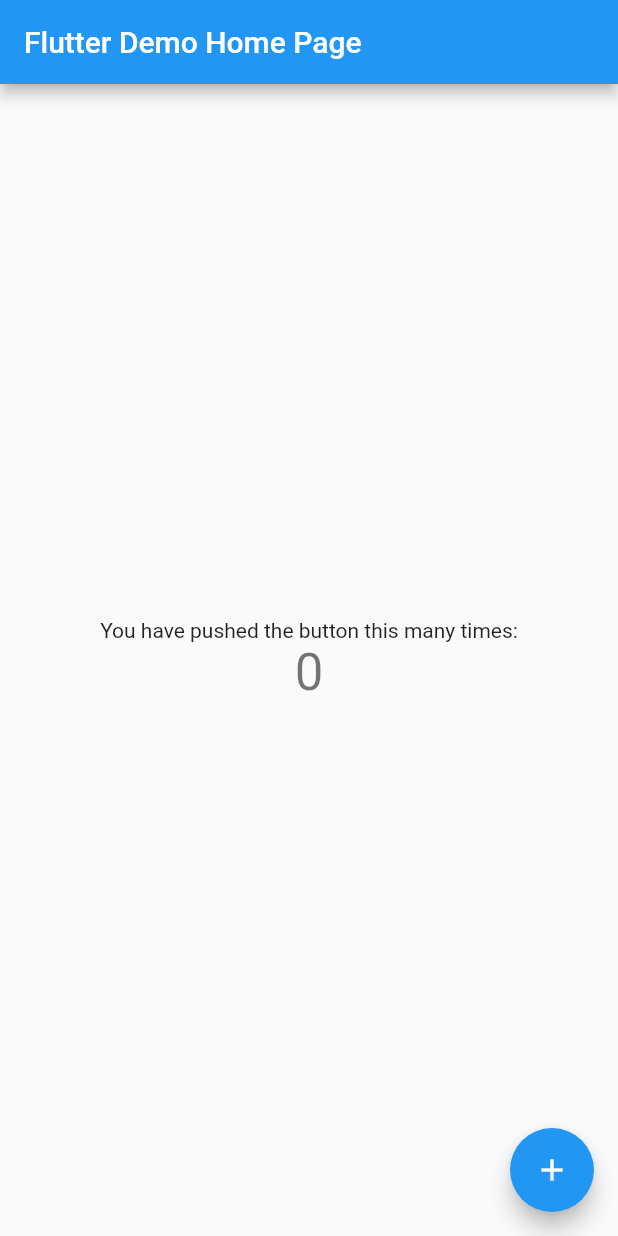
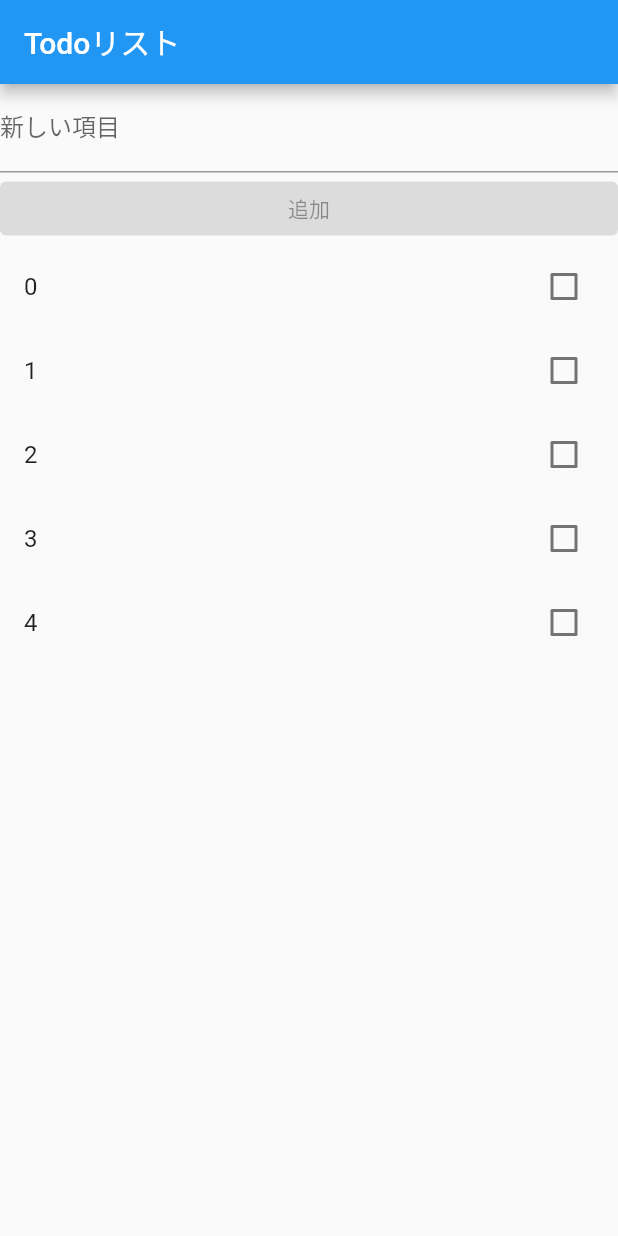
Before and after one commit to fujipon1126/first_flutter, a Flutter app: the screen it shows after launch, on a phone screen of 412 x 824 dp. Run offline on Flutter 3.47's test engine with Material 2 defaults, Android fonts, the phone set to English and light mode, and no system bars.

Commit message:
Todoリスト作成

```diff
--- a/lib/main.dart
+++ b/lib/main.dart
@@ -1,3 +1,4 @@
+import 'package:first_flutter/ui/pages/todolist.dart';
 import 'package:flutter/material.dart';
 
 void main() {
@@ -13,18 +14,9 @@ class MyApp extends StatelessWidget {
     return MaterialApp(
       title: 'Flutter Demo',
       theme: ThemeData(
-        // This is the theme of your application.
-        //
-        // Try running your application with "flutter run". You'll see the
-        // application has a blue toolbar. Then, without quitting the app, try
-        // changing the primarySwatch below to Colors.green and then invoke
-        // "hot reload" (press "r" in the console where you ran "flutter run",
-        // or simply save your changes to "hot reload" in a Flutter IDE).
-        // Notice that the counter didn't reset back to zero; the application
-        // is not restarted.
         primarySwatch: Colors.blue,
       ),
-      home: const MyHomePage(title: 'Flutter Demo Home Page'),
+      home: const Todo(),
     );
   }
 }
--- /dev/null
+++ b/lib/ui/pages/todolist.dart
@@ -0,0 +1,67 @@
+import 'package:flutter/material.dart';
+
+class Todo extends StatefulWidget {
+  const Todo({super.key});
+
+  @override
+  State<StatefulWidget> createState() => _TodoState();
+}
+
+class _TodoState extends State<Todo> {
+  final List<MapEntry<String, bool>> _todo =
+      List.generate(5, (index) => MapEntry('$index', false));
+  final _todoController = TextEditingController();
+  bool _isValid = false;
+
+  @override
+  Widget build(BuildContext context) {
+      return Scaffold(
+        appBar: AppBar(
+          title: const Text('Todoリスト'),
+        ),
+        body: ListView(
+          children: [
+            TextField(
+              controller: _todoController,
+              decoration: const InputDecoration(
+                labelText: '新しい項目'
+              ),
+              onChanged: (String? input) {
+                if (input == null) {
+                  return;
+                }
+                setState(() {
+                  _isValid = input.isNotEmpty;
+                });
+              },
+            ),
+            ElevatedButton(
+                onPressed: _isValid
+                  ? () {
+                    setState(() {
+                      _todo.add(MapEntry(_todoController.text, false));
+                      _todoController.clear();
+                      _isValid = false;
+                    });
+                  }
+                : null,
+                child: const Text('追加'),
+            ),
+            for (int i = 0; i < _todo.length; ++i)
+              CheckboxListTile(
+              value: _todo[i].value,
+              onChanged: (checked) {
+                if (checked == null) {
+                  return;
+                }
+                setState(() {
+                  _todo[i] = MapEntry(_todo[i].key, checked);
+                });
+              },
+              title: Text(_todo[i].key),
+            ),
+          ],
+        ),
+      );
+  }
+}
```
